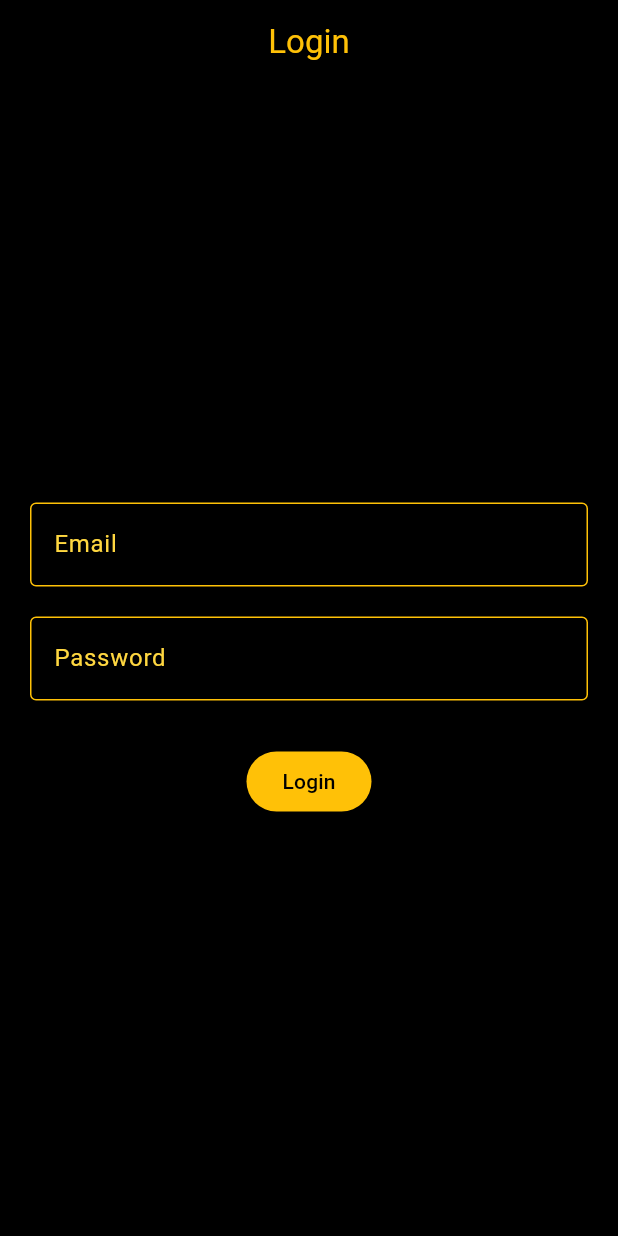
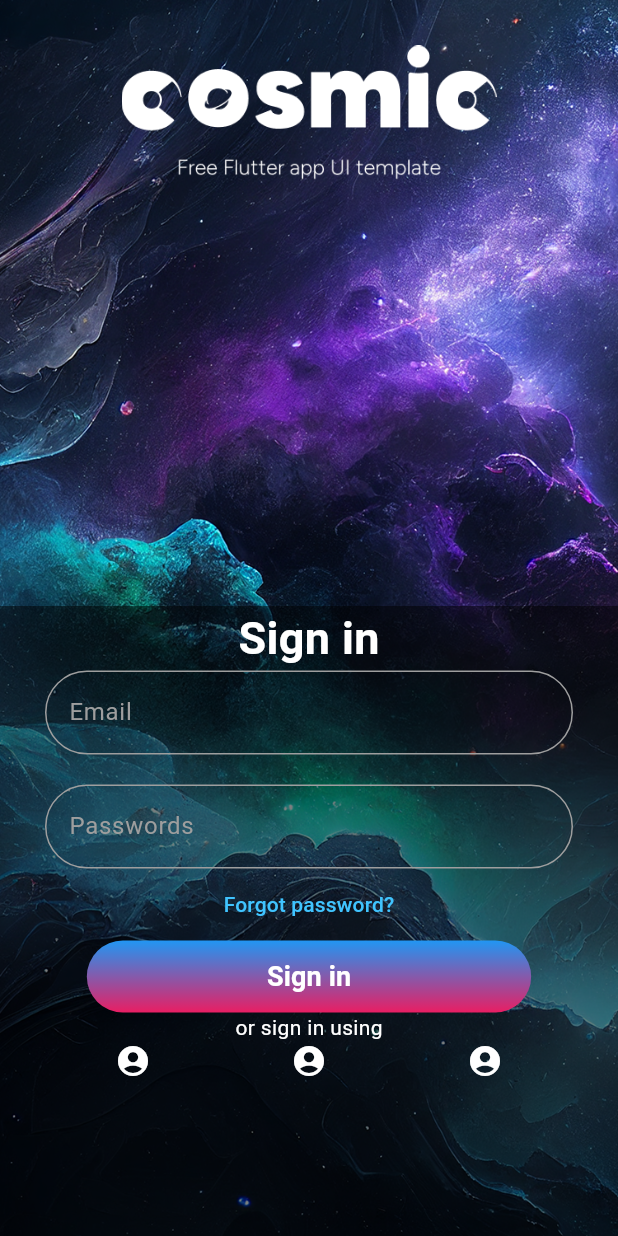
Before and after one commit to maksatrysbekovv/cosmic_app, a Flutter app: the screen it shows after launch, on a phone screen of 412 x 824 dp. Run offline on Flutter 3.47's test engine with Material 3 defaults, Android fonts, the phone set to English and light mode, and no system bars.

Commit message:
простые корректировки

```diff
--- /dev/null
+++ b/lib/core/constants/colors.dart
@@ -0,0 +1,9 @@
+import 'package:flutter/material.dart';
+
+class AppColors {
+  static const Color primaryColor = Color(0xFFFFA500); // Amber
+  static const Color accentColor = Color(0xFFFFD700); // Gold
+  static const Color backgroundColor = Color(0xFF000000); // Black
+  static const Color textColor = Color(0xFFFFFFFF); // White
+  static const Color greyColor = Colors.grey; // White
+}
--- a/lib/login_page.dart
+++ /dev/null
@@ -1,60 +0,0 @@
-import 'package:flutter/material.dart';
-
-class LoginPage extends StatelessWidget {
-  const LoginPage({super.key});
-
-  @override
-  Widget build(BuildContext context) {
-    return Scaffold(
-      backgroundColor: Colors.black,
-      appBar: AppBar(
-        title: const Text('Login', style: TextStyle(color: Colors.amber)),
-        centerTitle: true,
-        backgroundColor: Colors.black,
-      ),
-      body: Center(
-        child: Padding(
-          padding: const EdgeInsets.all(20.0),
-          child: Column(
-            mainAxisAlignment: MainAxisAlignment.center,
-            children: [
-              TextField(
-                decoration: InputDecoration(
-                  hintText: 'Email',
-                  hintStyle: TextStyle(color: Colors.amberAccent),
-                  enabledBorder: OutlineInputBorder(
-                    borderSide: BorderSide(color: Colors.amber),
-                  ),
-                ),
-                style: TextStyle(color: Colors.white),
-              ),
-              const SizedBox(height: 20),
-              TextField(
-                obscureText: true,
-                decoration: InputDecoration(
-                  hintText: 'Password',
-                  hintStyle: TextStyle(color: Colors.amberAccent),
-                  enabledBorder: OutlineInputBorder(
-                    borderSide: BorderSide(color: Colors.amber),
-                  ),
-                ),
-                style: TextStyle(color: Colors.white),
-              ),
-              const SizedBox(height: 30),
-              ElevatedButton(
-                onPressed: () {
-                  print('Login pressed');
-                },
-                style: ElevatedButton.styleFrom(
-                  backgroundColor: Colors.amber,
-                  foregroundColor: Colors.black,
-                ),
-                child: const Text('Login'),
-              ),
-            ],
-          ),
-        ),
-      ),
-    );
-  }
-}
--- a/lib/main.dart
+++ b/lib/main.dart
@@ -1,5 +1,5 @@
 import 'package:flutter/material.dart';
-import 'splash_screen.dart';
+import 'ui/screens/home/splash_screen.dart';
 
 void main() {
   runApp(const MyApp());
--- /dev/null
+++ b/lib/ui/screens/home/login_page.dart
@@ -0,0 +1,110 @@
+import 'package:flutter/material.dart';
+import 'package:flutter_1_app/ui/widgets/background.dart';
+import 'package:flutter_1_app/ui/widgets/email.dart';
+import 'package:flutter_1_app/ui/widgets/email_pass.dart';
+import 'package:flutter_1_app/core/constants/colors.dart';
+
+class LoginPage extends StatelessWidget {
+  const LoginPage({super.key});
+
+  @override
+  Widget build(BuildContext context) {
+    return Scaffold(
+      backgroundColor: Colors.black,
+      // appBar: AppBar(
+      //   title: const Text('Login', style: TextStyle(color: Colors.amber)),
+      //   centerTitle: true,
+      //   backgroundColor: Colors.black,
+      // ),
+      body: Stack(
+        children: [
+          Background(),
+          Column(
+            mainAxisAlignment: MainAxisAlignment.spaceBetween,
+            children: [
+              Container(
+                height: 150,
+                width: 250,
+                child: Image.asset('assets/images/cosmic.png'),
+              ),
+              Container(
+                color: Colors.black.withOpacity(0.5),
+                height: 420,
+                padding: const EdgeInsets.symmetric(horizontal: 30),
+                child: Column(
+                  children: [
+                    Text(
+                      'Sign in',
+                      style: TextStyle(
+                        color: AppColors.textColor,
+                        fontSize: 30,
+                        fontWeight: FontWeight.bold,
+                      ),
+                    ),
+                    Email(),
+                    SizedBox(height: 20),
+                    EmailPass(),
+                    TextButton(
+                      onPressed: null,
+                      child: Text(
+                        'Forgot password?',
+                        style: TextStyle(color: Colors.lightBlueAccent),
+                      ),
+                    ),
+                    Container(
+                      decoration: BoxDecoration(
+                        gradient: const LinearGradient(
+                          colors: [Colors.blue, Colors.pink],
+                          begin: Alignment.topCenter,
+                          end: Alignment.bottomCenter,
+                        ),
+                        borderRadius: BorderRadius.circular(25),
+                      ),
+                      child: ElevatedButton(
+                        onPressed: () {
+                          print('Нажали кнопку!');
+                        },
+                        style: ElevatedButton.styleFrom(
+                          backgroundColor:
+                              Colors.transparent, // делаем фон прозрачным
+                          shadowColor: Colors.transparent, // убираем тень
+                          padding: const EdgeInsets.symmetric(
+                            vertical: 10,
+                            horizontal: 120,
+                          ),
+                          shape: RoundedRectangleBorder(
+                            borderRadius: BorderRadius.circular(25),
+                          ),
+                        ),
+                        child: const Text(
+                          'Sign in',
+                          style: TextStyle(
+                            fontSize: 18,
+                            fontWeight: FontWeight.bold,
+                            color: Colors.white,
+                          ),
+                        ),
+                      ),
+                    ),
+                    Text(
+                      'or sign in using',
+                      style: TextStyle(color: Colors.white),
+                    ),
+                    Row(
+                      mainAxisAlignment: MainAxisAlignment.spaceAround,
+                      children: [
+                        Icon(Icons.account_circle_rounded, color: Colors.white),
+                        Icon(Icons.account_circle_rounded, color: Colors.white),
+                        Icon(Icons.account_circle_rounded, color: Colors.white),
+                      ],
+                    ),
+                  ],
+                ),
+              ),
+            ],
+          ),
+        ],
+      ),
+    );
+  }
+}
--- a/lib/splash_screen.dart
+++ b/lib/ui/screens/home/splash_screen.dart
@@ -1,5 +1,6 @@
 import 'package:flutter/material.dart';
 import 'login_page.dart';
+import '../../widgets/background.dart';
 
 class SplashScreen extends StatefulWidget {
   const SplashScreen({super.key});
@@ -23,23 +24,19 @@ class _SplashScreenState extends State<SplashScreen> {
   @override
   Widget build(BuildContext context) {
     return Scaffold(
-      backgroundColor: Colors.black,
-      body: Center(
-        child: Column(
-          mainAxisAlignment: MainAxisAlignment.center,
-          children: const [
-            Icon(Icons.star, size: 100, color: Colors.amber),
-            SizedBox(height: 20),
-            Text(
-              'Cosmic App',
-              style: TextStyle(
-                color: Colors.amber,
-                fontSize: 28,
-                fontWeight: FontWeight.bold,
+      // backgroundColor: Colors.black,
+      body: Stack(
+        children: [
+          Background(),
+          Container(
+            decoration: const BoxDecoration(
+              image: DecorationImage(
+                image: AssetImage('assets/images/loader.png'),
+                fit: BoxFit.cover,
               ),
             ),
-          ],
-        ),
+          ),
+        ],
       ),
     );
   }
--- /dev/null
+++ b/lib/ui/widgets/background.dart
@@ -0,0 +1,22 @@
+import 'package:flutter/material.dart';
+
+class Background extends StatefulWidget {
+  const Background({Key? key}) : super(key: key);
+
+  @override
+  _BackgroundState createState() => _BackgroundState();
+}
+
+class _BackgroundState extends State<Background> {
+  @override
+  Widget build(BuildContext context) {
+    return Container(
+      decoration: const BoxDecoration(
+        image: DecorationImage(
+          image: AssetImage('assets/images/splash_background.png'),
+          fit: BoxFit.cover,
+        ),
+      ),
+    );
+  }
+}
--- /dev/null
+++ b/lib/ui/widgets/email.dart
@@ -0,0 +1,30 @@
+import 'package:flutter/material.dart';
+import 'package:flutter_1_app/core/constants/colors.dart';
+
+class Email extends StatefulWidget {
+  const Email({Key? key}) : super(key: key);
+
+  @override
+  _EmailState createState() => _EmailState();
+}
+
+class _EmailState extends State<Email> {
+  @override
+  Widget build(BuildContext context) {
+    return TextField(
+      decoration: InputDecoration(
+        hintText: 'Email',
+        hintStyle: TextStyle(color: AppColors.greyColor),
+        enabledBorder: OutlineInputBorder(
+          borderRadius: BorderRadius.circular(30.0),
+          borderSide: BorderSide(color: AppColors.greyColor),
+        ),
+        focusedBorder: OutlineInputBorder(
+          borderRadius: BorderRadius.circular(30),
+          borderSide: const BorderSide(color: AppColors.textColor, width: 2),
+        ),
+      ),
+      style: TextStyle(color: Colors.white),
+    );
+  }
+}
--- /dev/null
+++ b/lib/ui/widgets/email_pass.dart
@@ -0,0 +1,31 @@
+import 'package:flutter/material.dart';
+import 'package:flutter_1_app/core/constants/colors.dart';
+
+class EmailPass extends StatefulWidget {
+  const EmailPass({Key? key}) : super(key: key);
+
+  @override
+  _EmailPassState createState() => _EmailPassState();
+}
+
+class _EmailPassState extends State<EmailPass> {
+  @override
+  Widget build(BuildContext context) {
+    return TextField(
+      obscureText: true,
+      decoration: InputDecoration(
+        hintText: 'Passwords',
+        hintStyle: TextStyle(color: AppColors.greyColor),
+        enabledBorder: OutlineInputBorder(
+          borderRadius: BorderRadius.circular(30.0),
+          borderSide: BorderSide(color: AppColors.greyColor),
+        ),
+        focusedBorder: OutlineInputBorder(
+          borderRadius: BorderRadius.circular(30),
+          borderSide: const BorderSide(color: AppColors.textColor, width: 2),
+        ),
+      ),
+      style: TextStyle(color: AppColors.textColor),
+    );
+  }
+}
```
Also changed, not shown: assets/images/cosmic.png (added), assets/images/google.png (renamed from assets/images/plane.png), assets/images/loader.png (added), assets/images/splash_background.png (renamed from assets/images/image 10.png), lib/test.dart (added).
